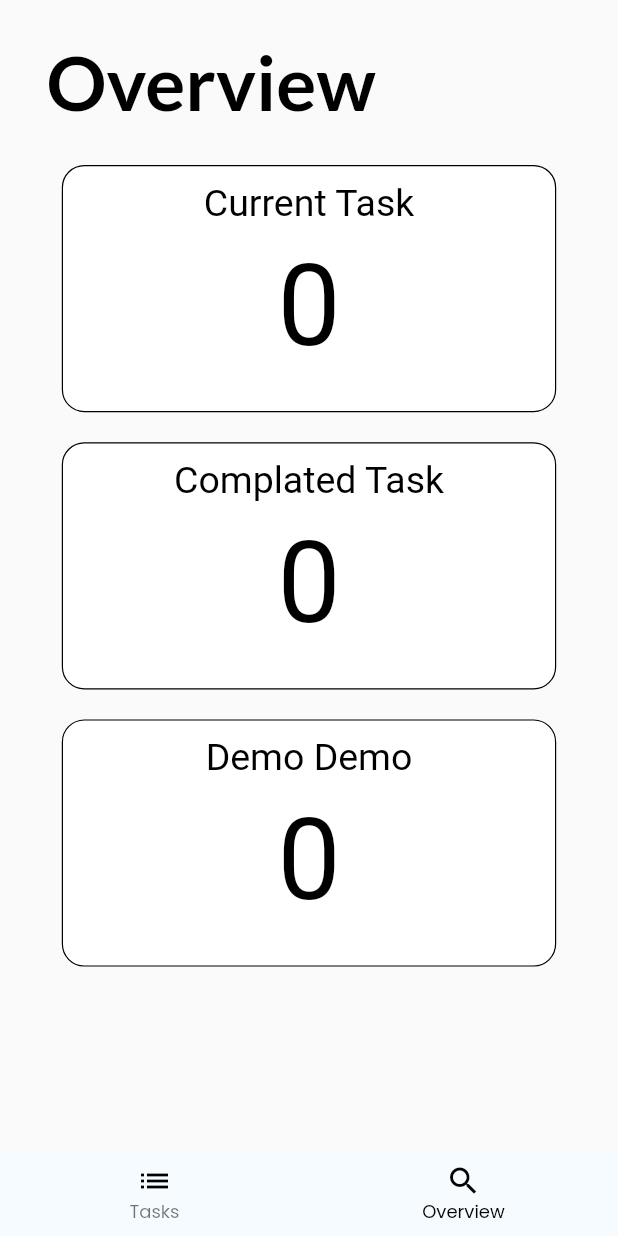
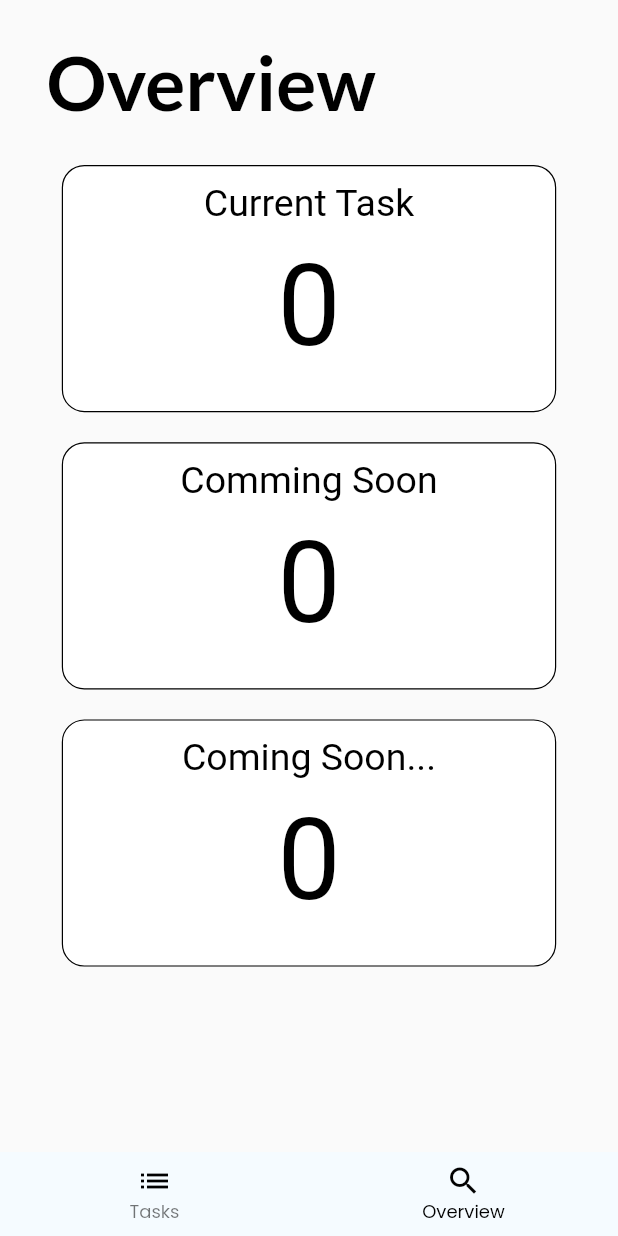
Before and after one commit to thedemir/my_to_do, a Flutter app: the screen it shows after launch, item 2 of the bottom bar chosen, on a phone screen of 412 x 824 dp. Run offline on Flutter 3.47's test engine with Material 2 defaults, Android fonts, the light colour scheme and no system bars; our stand-ins replace flutter_slidable, google_fonts, hive_flutter; accounts and stored records are empty; statements that could not run were skipped.

```diff
--- a/lib/pages/over_view.dart
+++ b/lib/pages/over_view.dart
@@ -50,9 +50,8 @@ class _OverViewState extends State<OverView> {
               OverViewCart(
                   title: "Current Task", count: database.toDoList.length),
               OverViewCart(
-                  title: "Complated Task",
-                  count: database.complatedList.length),
-              OverViewCart(title: "Demo Demo", count: database.toDoCount),
+                  title: "Comming Soon", count: database.complatedList.length),
+              OverViewCart(title: "Coming Soon...", count: 0),
             ],
           ),
         ),
```
Also changed, not shown: 19 other files.
